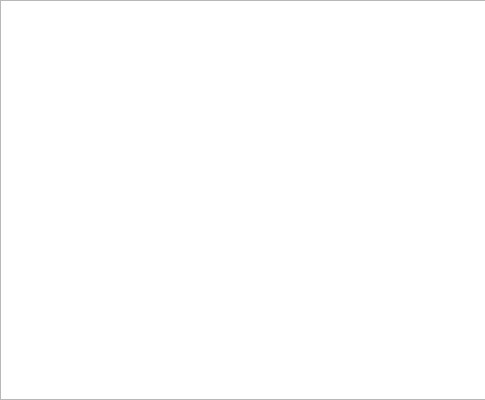
Old version of the form menukawai/game.ui in the repository felix018/Juegows; both pictures show x 0 to 485 and y 0 to 400 of the 1000 by 400 pixel window.
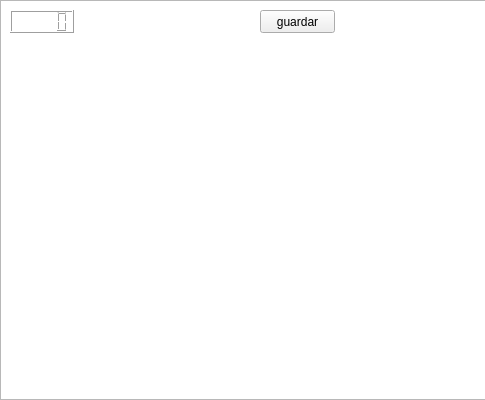
New version of the form.

```diff
--- a/menukawai/game.ui
+++ b/menukawai/game.ui
@@ -36,6 +36,29 @@
     </rect>
    </property>
   </widget>
+  <widget class="QLCDNumber" name="puntaje2">
+   <property name="geometry">
+    <rect>
+     <x>10</x>
+     <y>10</y>
+     <width>64</width>
+     <height>23</height>
+    </rect>
+   </property>
+  </widget>
+  <widget class="QPushButton" name="guardado">
+   <property name="geometry">
+    <rect>
+     <x>260</x>
+     <y>10</y>
+     <width>75</width>
+     <height>23</height>
+    </rect>
+   </property>
+   <property name="text">
+    <string>guardar</string>
+   </property>
+  </widget>
  </widget>
  <resources/>
  <connections/>
```
